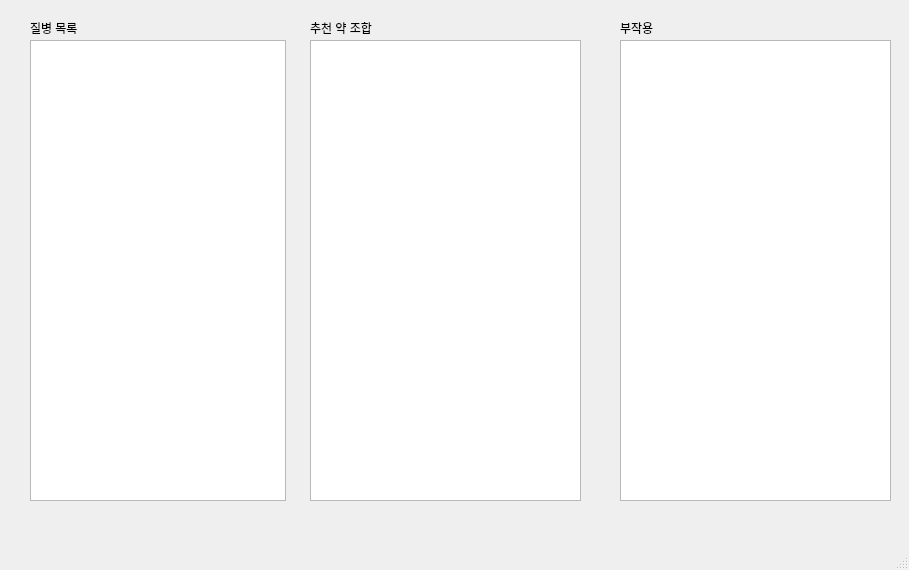
First picture: the form in UI/result_page.ui, repository Zea7/BiS332_Proj3, before the edit.
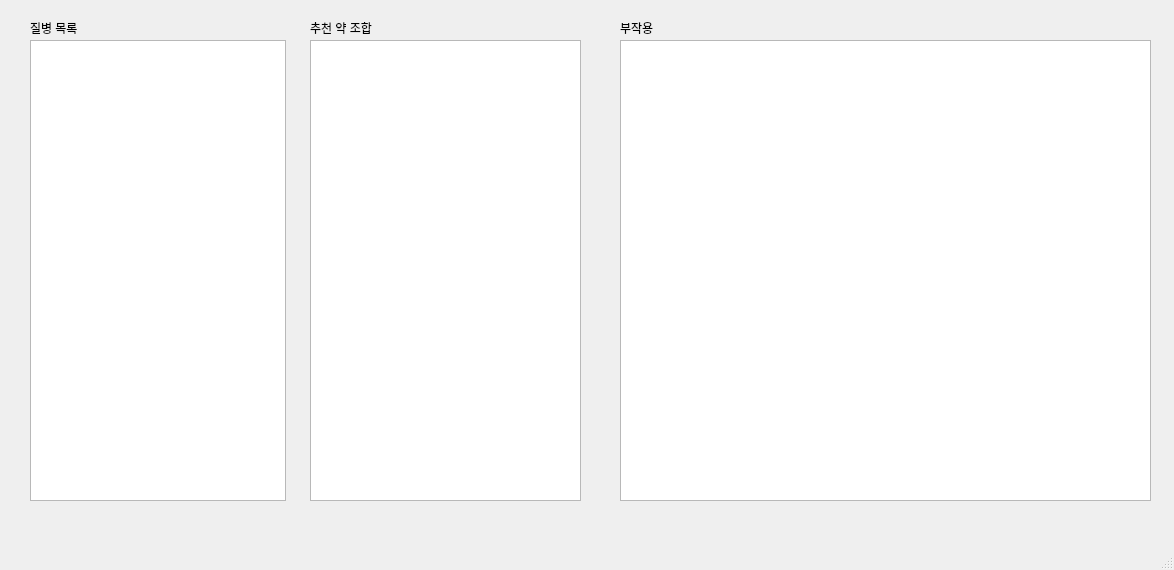
Second picture: the form after the edit.

What changed in the file:
```diff
--- a/UI/result_page.ui
+++ b/UI/result_page.ui
@@ -6,7 +6,7 @@
    <rect>
     <x>0</x>
     <y>0</y>
-    <width>909</width>
+    <width>1174</width>
     <height>570</height>
    </rect>
   </property>
@@ -39,7 +39,7 @@
      <rect>
       <x>620</x>
       <y>40</y>
-      <width>271</width>
+      <width>531</width>
       <height>461</height>
      </rect>
     </property>
```
Left out of the diff: 2 changed lines with no effect on the pictures.
